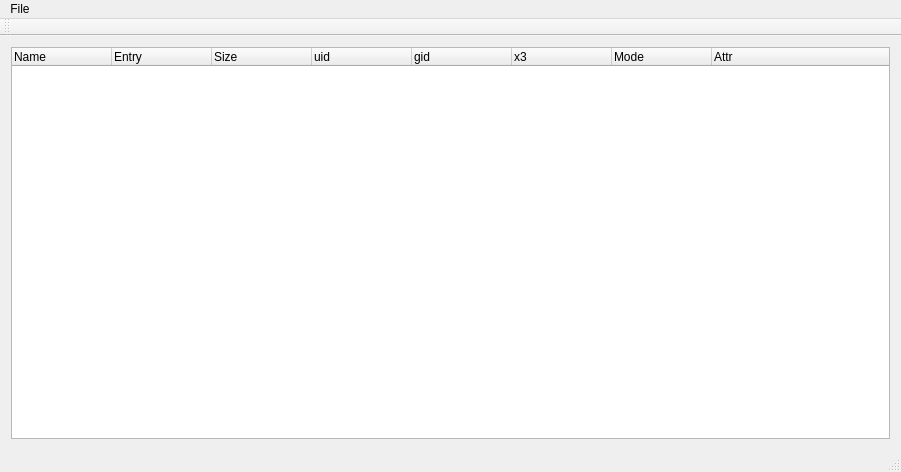
First picture: the form in nandExtract/nandwindow.ui, repository martravi/wiiqt, before the edit.
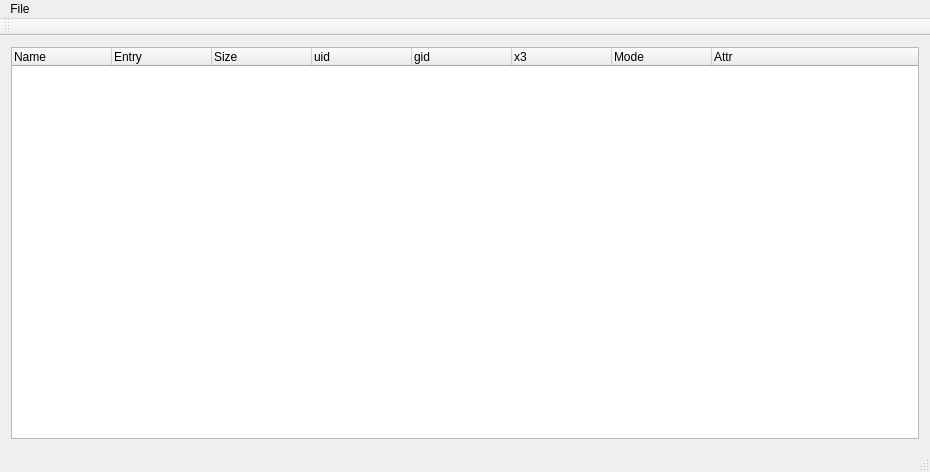
Second picture: the form after the edit.

```diff
--- a/nandExtract/nandwindow.ui
+++ b/nandExtract/nandwindow.ui
@@ -6,7 +6,7 @@
    <rect>
     <x>0</x>
     <y>0</y>
-    <width>901</width>
+    <width>930</width>
     <height>472</height>
    </rect>
   </property>
@@ -69,7 +69,7 @@
     <rect>
      <x>0</x>
      <y>0</y>
-     <width>901</width>
+     <width>930</width>
      <height>27</height>
     </rect>
    </property>
```
